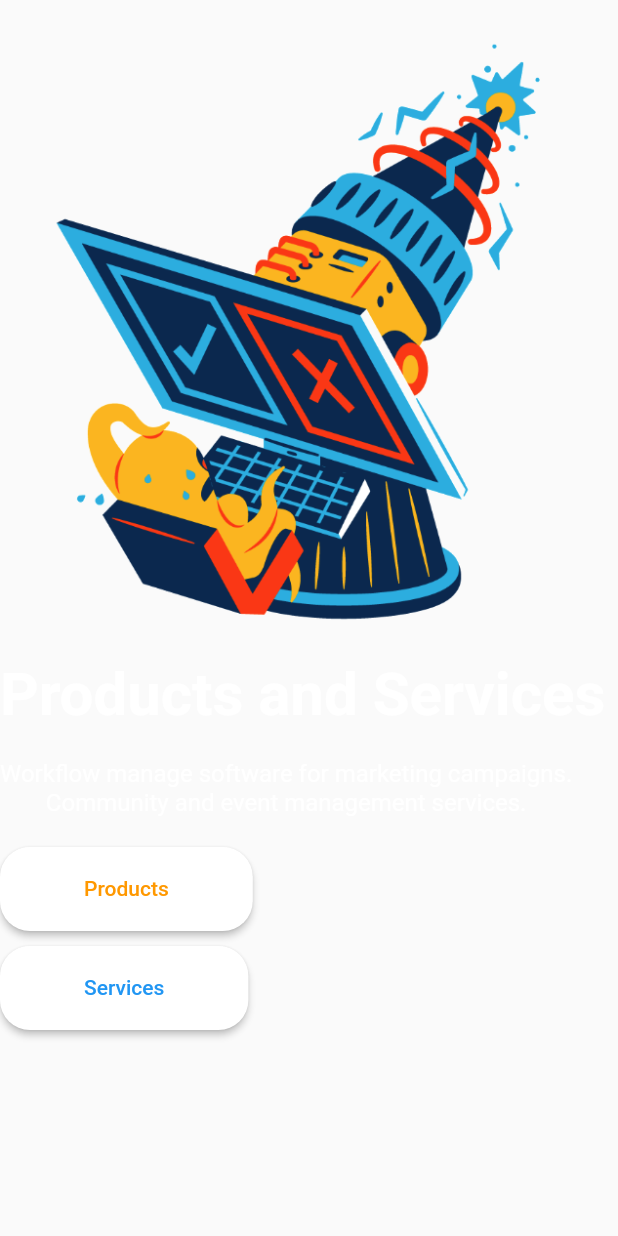
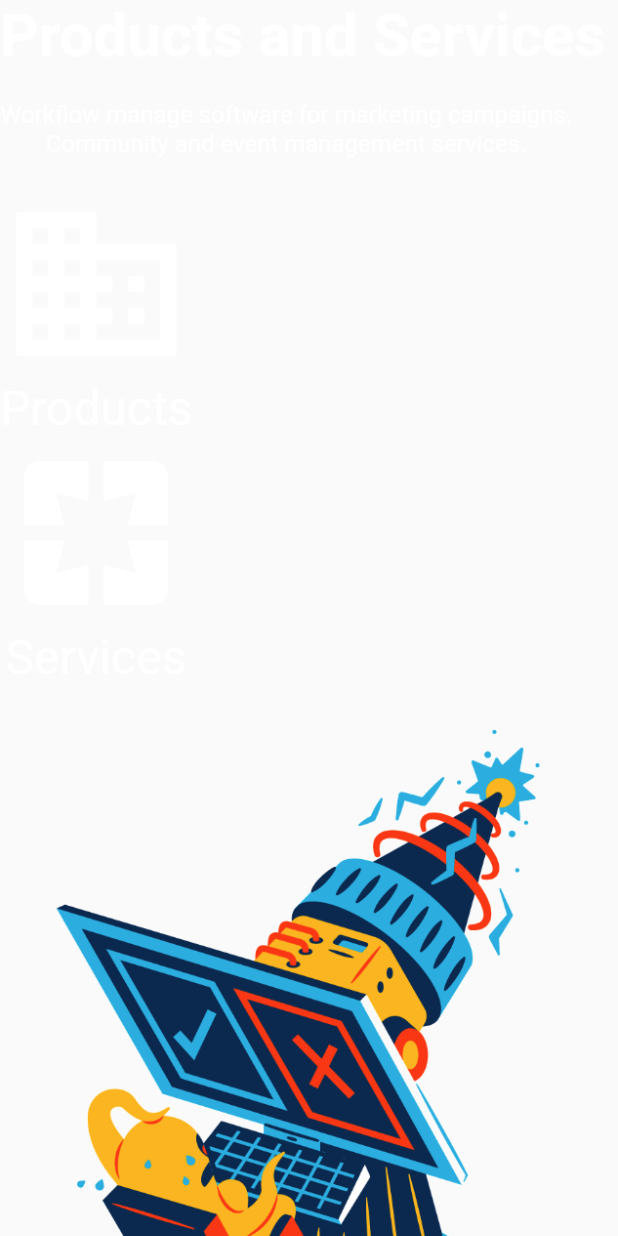
Before and after one commit to codetricity/flutter-web, a Flutter app: the ProductPage widget shown alone on an empty page, opened directly, on a phone screen of 412 x 824 dp. Run offline on Flutter 3.47's test engine with Material 2 defaults, Android fonts, the phone set to English and light mode, and no system bars; missing offline and left inert: dart:html, dart:js; Roboto replaces fonts that are missing (Rubik).

```diff
--- a/lib/Products/ProductPage.dart
+++ b/lib/Products/ProductPage.dart
@@ -1,17 +1,14 @@
 import 'package:flutter/widgets.dart';
 import 'package:flutter/material.dart';
 import 'package:responsive/Demo/Demo.dart';
+import 'dart:html' as html;
+import 'dart:js' as js;
+
 
 class ProductPage extends StatelessWidget {
   List<Widget> pageChildren(double width, BuildContext context) {
     return <Widget>[
-      Padding(
-        padding: const EdgeInsets.symmetric(vertical: 20.0),
-        child: Image.asset(
-          "assets/images/target.png",
-          width: width,
-        ),
-      ),
+
       Container(
         width: width,
         child: Column(
@@ -38,58 +35,65 @@ class ProductPage extends StatelessWidget {
                 ],
               ),
             ),
+            InkWell(
+              onTap: () {
+                String externalUrl =
+                    'https://brain.oppkey.com/content/products/';
 
-                //products
+                js.context.callMethod("open", [externalUrl]);
+              },
+              child: Column(
+                children: <Widget>[
+                  Icon(
+                    Icons.domain,
+                    size: 128,
+                    color: Colors.white,
+                  ),
+                  Text('Products',
 
-                MaterialButton(
-                  color: Colors.white,
-                  shape: RoundedRectangleBorder(
-                    borderRadius: BorderRadius.all(
-                      Radius.circular(20.0),
+                    style: TextStyle(
+                      fontSize: 32,
+                      color: Colors.white,
                     ),
                   ),
-                  onPressed: () {
-                    Navigator.push(
-                      context,
-                      MaterialPageRoute(builder: (context) => Demo()),
-                    );
-                  },
-                  child: Padding(
-                    padding: const EdgeInsets.symmetric(
-                        vertical: 20.0, horizontal: 40.0),
-                    child: Text(
-                      "Products",
-                      style: TextStyle(color: Colors.orange),
+                ],
+              ),
+            ),
+            InkWell(
+              onTap: () {
+                String externalUrl =
+                    'https://brain.oppkey.com/content/services/';
+
+                js.context.callMethod("open", [externalUrl]);
+              },
+              child: Column(
+                children: <Widget>[
+                  Icon(
+                    Icons.pages,
+                    size: 128,
+                    color: Colors.white,
+                  ),
+                  Text('Services',
+
+                    style: TextStyle(
+                      fontSize: 32,
+                      color: Colors.white,
                     ),
                   ),
-                ),
-                SizedBox(
-                  height: 10,
-                ),
-                // services
-                MaterialButton(
-                  color: Colors.white,
-                  shape: RoundedRectangleBorder(
-                    borderRadius: BorderRadius.all(
-                      Radius.circular(20.0),
-                    ),
-                  ),
-                  onPressed: () {
-                    Navigator.push(
-                      context,
-                      MaterialPageRoute(builder: (context) => Demo()),
-                    );
-                  },
-                  child: Padding(
-                    padding: const EdgeInsets.symmetric(
-                        vertical: 20.0, horizontal: 40.0),
-                    child: Text(
-                      "Services",
-                      style: TextStyle(color: Colors.blue),
-                    ),
-                  ),
-                ),
+                ],
+              ),
+            ),
           ],
+        ),
+      ),
+
+      // start of main graphic
+
+      Padding(
+        padding: const EdgeInsets.symmetric(vertical: 20.0),
+        child: Image.asset(
+          "assets/images/target.png",
+          width: width,
         ),
       ),
     ];
```
Also changed, not shown: lib/CaseStudies/CaseStudiesPage.dart (+24 -48 lines).
